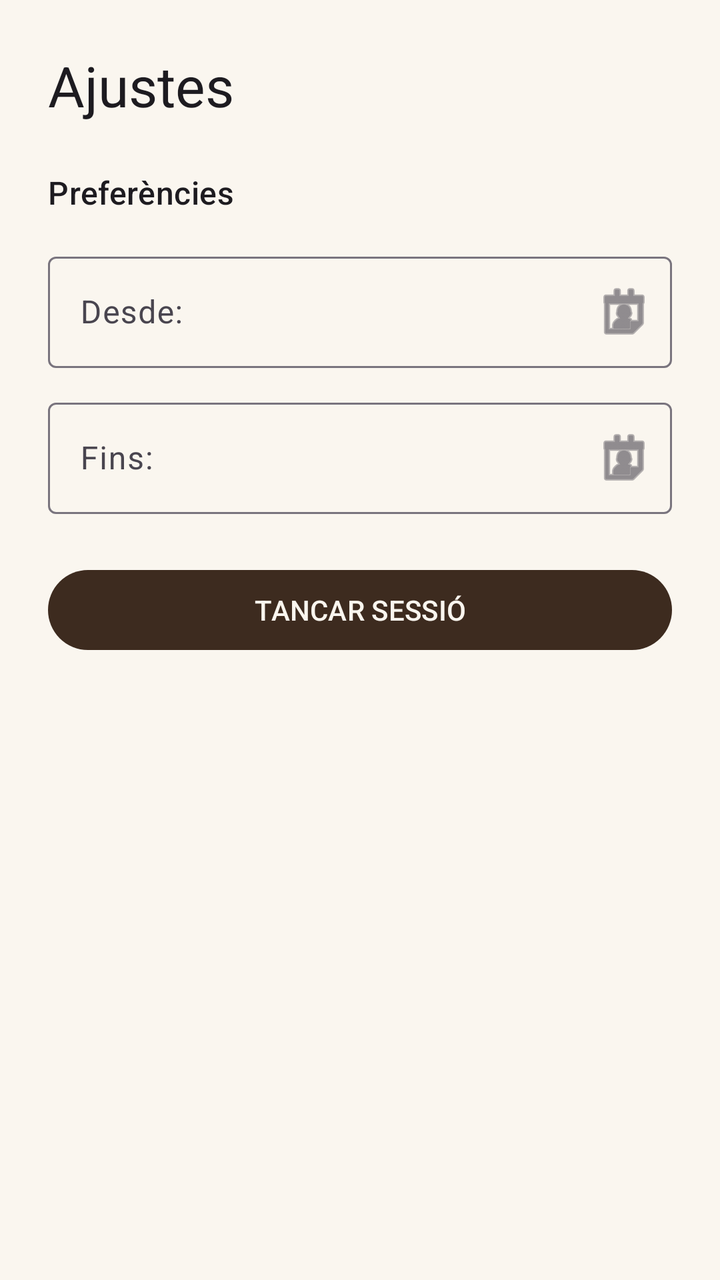
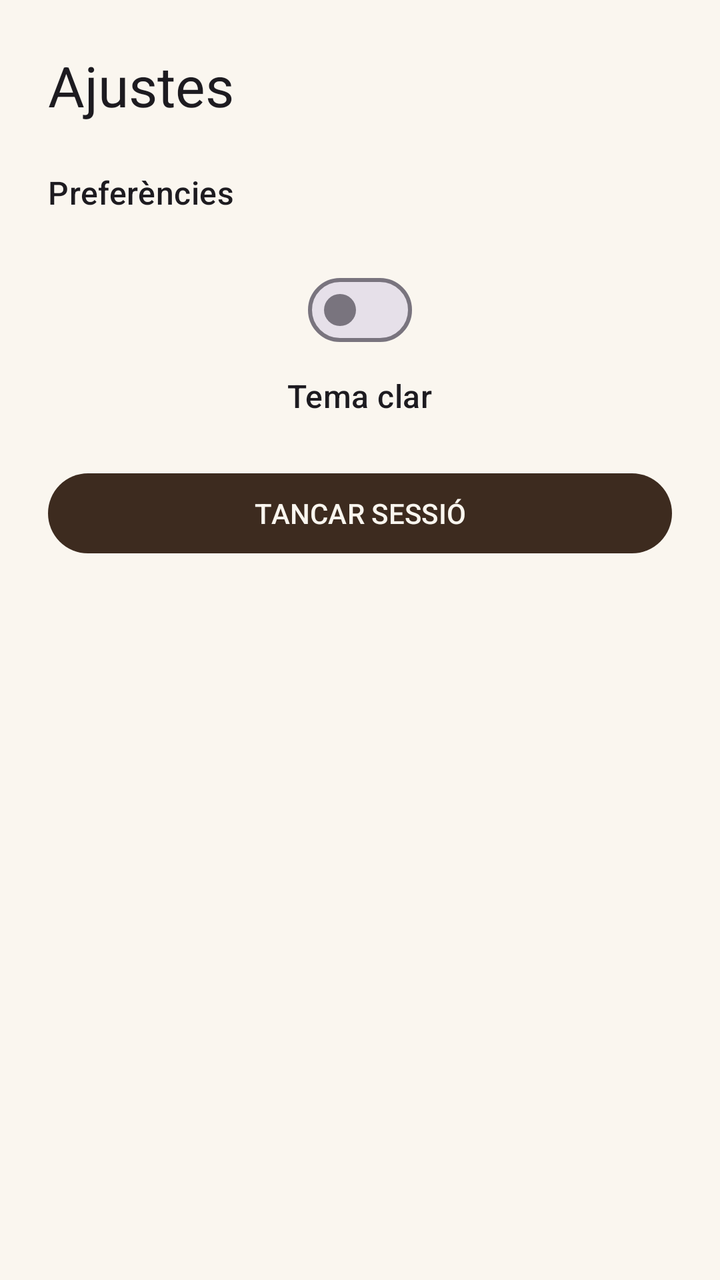

Compare the two renders of this Android layout. The source of the first and the diff that turns it into the second are given below.
<!-- AndroidManifest.xml: application theme Theme.Kollect.Splash -->
<!-- res/layout/fragment_settings.xml -->
<?xml version="1.0" encoding="utf-8"?>
<ScrollView xmlns:android="http://schemas.android.com/apk/res/android"
    xmlns:app="http://schemas.android.com/apk/res-auto"
    android:layout_width="match_parent"
    android:layout_height="match_parent">
    <LinearLayout
        android:layout_width="match_parent"
        android:layout_height="wrap_content"
        android:orientation="vertical"
        android:padding="24dp">
        <TextView
            android:layout_width="wrap_content"
            android:layout_height="wrap_content"
            android:text="@string/settings"
            android:textAppearance="?attr/textAppearanceHeadlineMedium" />
        <TextView
            android:layout_width="wrap_content"
            android:layout_height="wrap_content"
            android:layout_marginTop="24dp"
            android:text="@string/prefer_ncies"
            android:textAppearance="?attr/textAppearanceTitleMedium" />
        <com.google.android.material.textfield.TextInputLayout
            android:layout_width="match_parent"
            android:layout_height="wrap_content"
            android:layout_marginTop="16dp"
            android:hint="@string/from"
            app:endIconMode="custom"
            app:endIconDrawable="@android:drawable/ic_menu_my_calendar">
            <com.google.android.material.textfield.TextInputEditText
                android:layout_width="match_parent"
                android:layout_height="wrap_content"
                android:inputType="date"
                android:focusable="false" />
        </com.google.android.material.textfield.TextInputLayout>
        <com.google.android.material.textfield.TextInputLayout
            android:layout_width="match_parent"
            android:layout_height="wrap_content"
            android:layout_marginTop="12dp"
            android:hint="@string/until"
            app:endIconMode="custom"
            app:endIconDrawable="@android:drawable/ic_menu_my_calendar">
            <com.google.android.material.textfield.TextInputEditText
                android:layout_width="match_parent"
                android:layout_height="wrap_content"
                android:inputType="date"
                android:focusable="false" />
        </com.google.android.material.textfield.TextInputLayout>
        <com.google.android.material.button.MaterialButton
            android:layout_width="match_parent"
            android:layout_height="wrap_content"
            android:layout_marginTop="24dp"
            android:text="@string/tancar_sessi" />
    </LinearLayout>
</ScrollView>
<!-- resources referenced by this layout -->
<resources>
  <string name="from">Desde:</string>
  <string name="prefer_ncies">Preferències</string>
  <string name="settings">Ajustes</string>
  <string name="tancar_sessi">TANCAR SESSIÓ</string>
  <string name="until">Fins:</string>
  <style name="Theme.Kollect.Splash" parent="Theme.Kollect">
          <item name="android:windowBackground">@color/cream</item>
          <item name="postSplashScreenTheme">@style/Theme.Kollect</item>
      </style>
  <style name="Theme.Kollect" parent="Theme.Material3.DayNight.NoActionBar">
          <item name="android:windowBackground">@color/cream</item>
          
          
          
          <item name="colorPrimary">@color/brown_dark</item>
          <item name="colorOnPrimary">@color/cream</item>
  
          
          <item name="colorSecondary">@color/gold</item>
          <item name="colorOnSecondary">@color/brown_dark</item>
  
          
          <item name="android:colorBackground">@color/cream</item>
          <item name="colorOnBackground">@color/text_primary</item>
  
          
          <item name="colorSurface">@color/warm_white</item>
          <item name="colorOnSurface">@color/text_primary</item>
  
          
          <item name="colorError">@color/error</item>
          <item name="colorOnError">@color/warm_white</item>
  
          
          <item name="android:statusBarColor">@color/brown_dark</item>
          <item name="android:navigationBarColor">@color/cream</item>
  
          
          <item name="android:windowLightStatusBar">false</item>
      </style>
  <color name="cream">#FAF6EF</color>
  <color name="brown_dark">#3D2B1F</color>
  <color name="gold">#B88A44</color>
  <color name="text_primary">#30241D</color>
  <color name="warm_white">#FFFDF9</color>
  <color name="error">#A8443A</color>
</resources>

<!-- the commit's change to res/layout/fragment_settings.xml (unified diff, before → after) -->
@@ -19,32 +19,28 @@
             android:layout_marginTop="24dp"
             android:text="@string/prefer_ncies"
             android:textAppearance="?attr/textAppearanceTitleMedium" />
-        <com.google.android.material.textfield.TextInputLayout
+        <LinearLayout
             android:layout_width="match_parent"
             android:layout_height="wrap_content"
-            android:layout_marginTop="16dp"
-            android:hint="@string/from"
-            app:endIconMode="custom"
-            app:endIconDrawable="@android:drawable/ic_menu_my_calendar">
-            <com.google.android.material.textfield.TextInputEditText
-                android:layout_width="match_parent"
+            android:layout_marginTop="24dp"
+            android:gravity="center"
+            android:orientation="vertical">
+
+            <com.google.android.material.materialswitch.MaterialSwitch
+                android:id="@+id/themeSwitch"
+                android:layout_width="wrap_content"
                 android:layout_height="wrap_content"
-                android:inputType="date"
-                android:focusable="false" />
-        </com.google.android.material.textfield.TextInputLayout>
-        <com.google.android.material.textfield.TextInputLayout
-            android:layout_width="match_parent"
-            android:layout_height="wrap_content"
-            android:layout_marginTop="12dp"
-            android:hint="@string/until"
-            app:endIconMode="custom"
-            app:endIconDrawable="@android:drawable/ic_menu_my_calendar">
-            <com.google.android.material.textfield.TextInputEditText
-                android:layout_width="match_parent"
+                android:checked="false"
+                android:contentDescription="@string/theme_mode" />
+
+            <TextView
+                android:id="@+id/themeModeLabel"
+                android:layout_width="wrap_content"
                 android:layout_height="wrap_content"
-                android:inputType="date"
-                android:focusable="false" />
-        </com.google.android.material.textfield.TextInputLayout>
+                android:layout_marginTop="8dp"
+                android:text="@string/light_theme"
+                android:textAppearance="?attr/textAppearanceTitleMedium" />
+        </LinearLayout>
         <com.google.android.material.button.MaterialButton
             android:layout_width="match_parent"
             android:layout_height="wrap_content"
<!-- resource entries referenced after the edit -->
@@ -1,10 +1,10 @@
 <!-- resources referenced by this layout -->
 <resources>
-  <string name="from">Desde:</string>
+  <string name="light_theme">Tema clar</string>
   <string name="prefer_ncies">Preferències</string>
   <string name="settings">Ajustes</string>
   <string name="tancar_sessi">TANCAR SESSIÓ</string>
-  <string name="until">Fins:</string>
+  <string name="theme_mode">Canviar tema</string>
   <style name="Theme.Kollect.Splash" parent="Theme.Kollect">
           <item name="android:windowBackground">@color/cream</item>
           <item name="postSplashScreenTheme">@style/Theme.Kollect</item>
